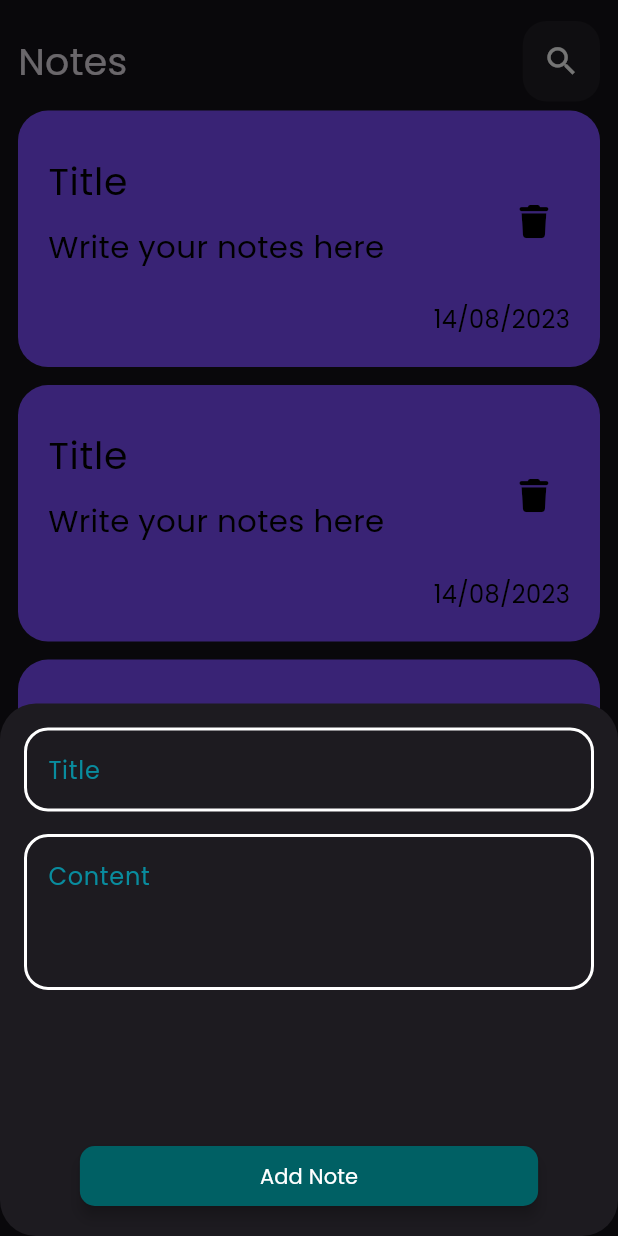
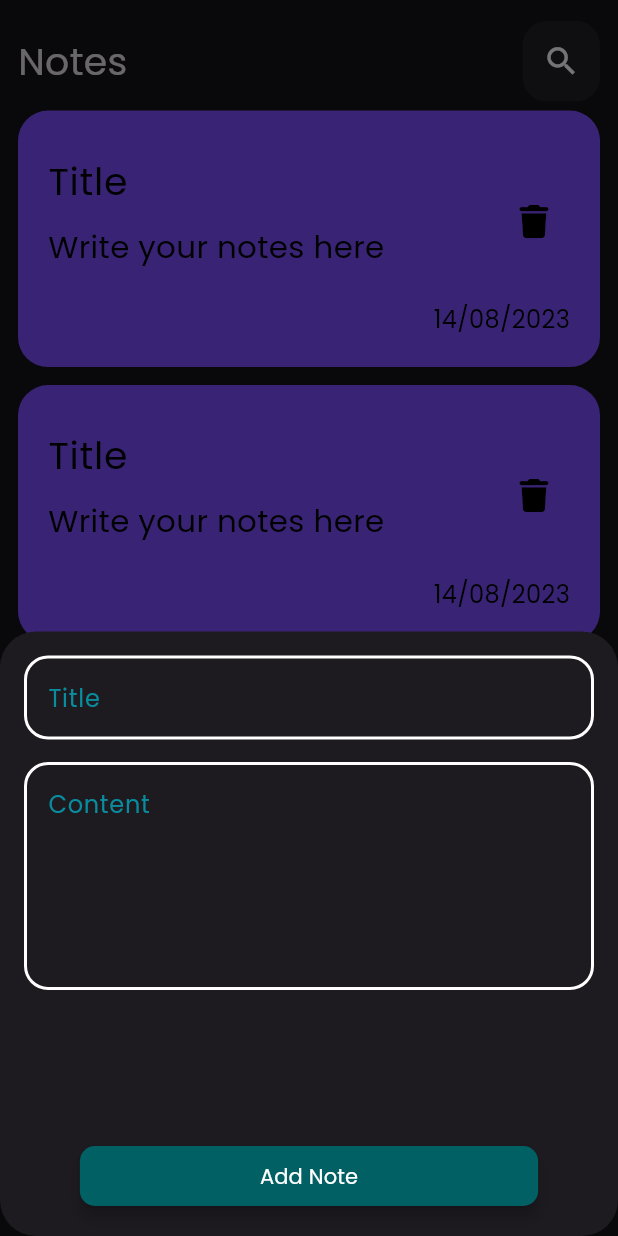
Before and after one commit to HusseinHafez/Notes-App, a Flutter app: the screen it shows after launch, after a tap on the "add" icon, on a phone screen of 412 x 824 dp. Run offline on Flutter 3.47's test engine with Material 2 defaults, Android fonts, the phone set to English and light mode, and no system bars; our stand-ins replace bloc, flutter_bloc, flutter_screenutil, font_awesome_flutter, get_it.

Commit message:
ui finish

```diff
--- a/lib/core/components/app_textfield.dart
+++ b/lib/core/components/app_textfield.dart
@@ -17,6 +17,7 @@ class AppTextField extends StatelessWidget {
   @override
   Widget build(BuildContext context) {
     return TextFormField(
+
       maxLines: maxlines,
       controller: controller,
       onChanged: onChanged,
@@ -39,6 +40,7 @@ class AppTextField extends StatelessWidget {
         hintStyle: TextStyle(
           color: Colors.cyan.withOpacity(.7),
           fontWeight: FontWeight.w500,
+
         ),
       ),
     );
--- a/lib/core/utils/app_sevice_locator.dart
+++ b/lib/core/utils/app_sevice_locator.dart
@@ -1,5 +1,6 @@
 
 import 'package:get_it/get_it.dart';
+import 'package:notes_app/modules/edit_note_screen/controller/edit_note_cubit.dart';
 import 'package:notes_app/modules/home_screen/controller/home_cubit.dart';
 import 'package:notes_app/providers/notes_controller/notes_cubit.dart';
 
@@ -9,4 +10,5 @@ Future<void> appServicesLocator()async{
 
   servicesLocator.registerSingleton<NotesCubit>(NotesCubit());
   servicesLocator.registerSingleton<HomeCubit>(HomeCubit());
+  servicesLocator.registerSingleton<EditNoteCubit>(EditNoteCubit());
 }
--- /dev/null
+++ b/lib/modules/edit_note_screen/controller/edit_note_state.dart
@@ -0,0 +1,6 @@
+part of 'edit_note_cubit.dart';
+
+@immutable
+sealed class EditNoteState {}
+
+final class EditNoteInitial extends EditNoteState {}
--- a/lib/modules/home_screen/controller/home_cubit.dart
+++ b/lib/modules/home_screen/controller/home_cubit.dart
@@ -7,7 +7,7 @@ part 'home_state.dart';
 class HomeCubit extends Cubit<HomeState> {
   HomeCubit() : super(HomeInitial());
 
-  static HomeCubit get()=>BlocProvider.of<HomeCubit>(NotesCubit.navigatorKey.currentContext!);
+  //static HomeCubit get()=>BlocProvider.of<HomeCubit>(NotesCubit.navigatorKey.currentContext!);
   GlobalKey<FormState> formKey= GlobalKey<FormState>();
   TextEditingController titleController=TextEditingController();
   TextEditingController contentController=TextEditingController();
--- a/lib/modules/home_screen/view/widgets/add_note_modal_sheet.dart
+++ b/lib/modules/home_screen/view/widgets/add_note_modal_sheet.dart
@@ -3,6 +3,7 @@ import 'package:flutter_bloc/flutter_bloc.dart';
 import 'package:notes_app/core/components/app_button.dart';
 import 'package:notes_app/core/components/app_textfield.dart';
 import 'package:notes_app/core/utils/app_constants.dart';
+import 'package:notes_app/core/utils/app_sevice_locator.dart';
 import 'package:notes_app/modules/home_screen/controller/home_cubit.dart';
 
 class AddNoteModalSheet extends StatelessWidget {
@@ -12,7 +13,7 @@ class AddNoteModalSheet extends StatelessWidget {
   Widget build(BuildContext context) {
     return BlocBuilder<HomeCubit, HomeState>(
       builder: (context, state) {
-        final controller = HomeCubit.get();
+        final controller = servicesLocator<HomeCubit>();
         return SizedBox(
           width: AppConstants.width,
           child: Form(
@@ -29,7 +30,7 @@ class AddNoteModalSheet extends StatelessWidget {
                   ),
                   AppTextField(
                     controller: controller.contentController,
-                    maxlines: 3,
+                    maxlines: 5,
                     hint: "Content",
                   ),
                   const SizedBox(
--- a/lib/modules/home_screen/view/widgets/custom_appbar.dart
+++ b/lib/modules/home_screen/view/widgets/custom_appbar.dart
@@ -2,15 +2,20 @@ import 'package:flutter/material.dart';
 import 'package:flutter_screenutil/flutter_screenutil.dart';
 
 class CustomAppBar extends StatelessWidget {
-  const CustomAppBar({super.key});
-
+  const CustomAppBar({
+    super.key,
+    this.title = 'Notes',
+    this.icon = Icons.search,
+  });
+  final String title;
+  final IconData icon;
   @override
   Widget build(BuildContext context) {
     return Row(
       mainAxisAlignment: MainAxisAlignment.spaceBetween,
       children: [
         Text(
-          'Notes',
+          title,
           style: TextStyle(
             fontSize: 22.sp,
             fontWeight: FontWeight.w500,
@@ -20,12 +25,11 @@ class CustomAppBar extends StatelessWidget {
           width: 45.w,
           height: 45.h,
           decoration: BoxDecoration(
-            borderRadius: BorderRadius.circular(16),
-            color: Colors.white.withOpacity(.05)
-          ),
+              borderRadius: BorderRadius.circular(16),
+              color: Colors.white.withOpacity(.05)),
           child: IconButton(
-            icon: const Icon(
-              Icons.search,
+            icon: Icon(
+              icon,
               size: 25,
               color: Colors.white,
             ),
--- a/lib/modules/home_screen/view/widgets/notes_item.dart
+++ b/lib/modules/home_screen/view/widgets/notes_item.dart
@@ -7,17 +7,21 @@ class NotesItem extends StatelessWidget {
  final String title;
  final  String content;
  final  VoidCallback onPressed;
+ final  VoidCallback onTap;
 
   const NotesItem({
     Key? key,
     required this.title,
     required this.content,
     required this.onPressed,
+     required this.onTap,
   }) : super(key: key);
 
   @override
   Widget build(BuildContext context) {
-    return Container(
+    return GestureDetector(
+      onTap: onTap,
+      child: Container(
         decoration: BoxDecoration(
           borderRadius: BorderRadius.circular(20),
           color: Colors.deepPurpleAccent,
@@ -71,6 +75,7 @@ class NotesItem extends StatelessWidget {
             )
           ],
         ),
+      ),
     );
   }
 }
```
Also changed, not shown: lib/modules/edit_note_screen/controller/edit_note_cubit.dart (added, +16 -0 lines), lib/modules/edit_note_screen/view/edit_note_screen.dart (added, +44 -0 lines), lib/modules/home_screen/view/widgets/notes_list_view.dart (+9 -0 lines). Lines whose indentation alone changed are shown as unchanged.
